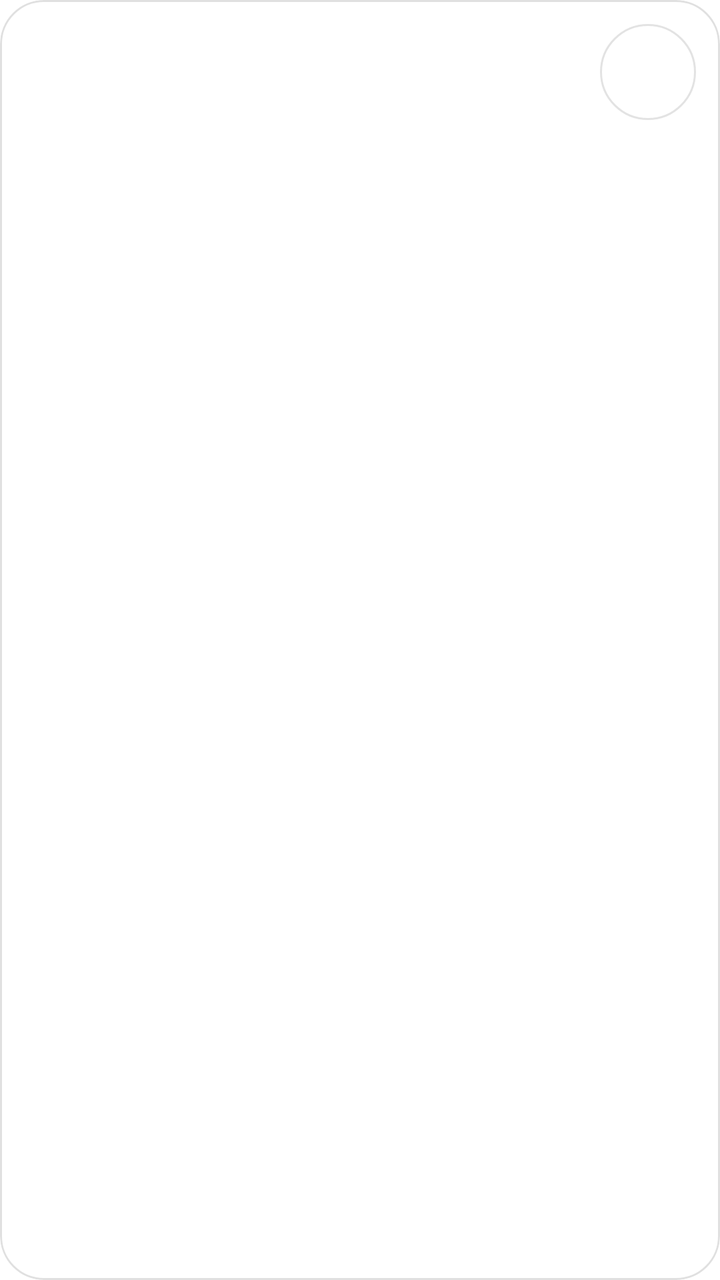
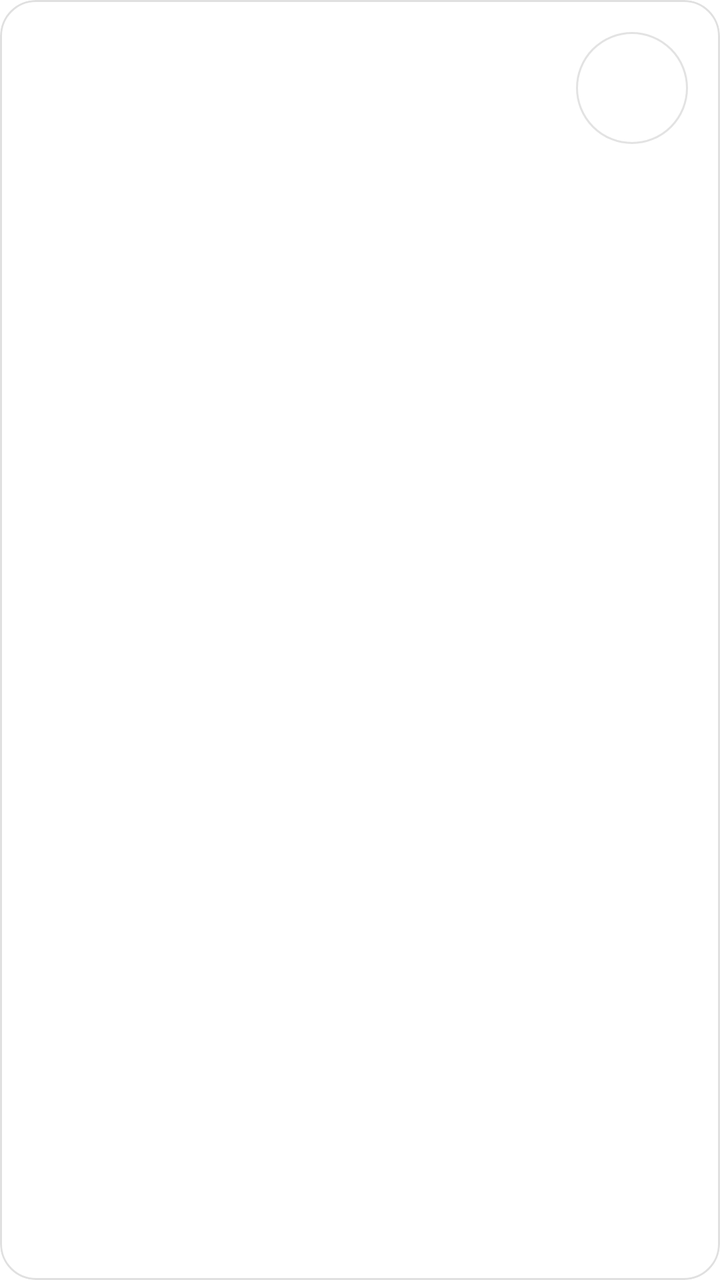

An Android layout rendered at two revisions. The XML below is the earlier revision; the diff shows what the commit changed to produce the second picture.
<!-- AndroidManifest.xml: application theme Theme.SeldiaMusic -->
<!-- res/layout/item_home_card.xml -->
<?xml version="1.0" encoding="utf-8"?>
<com.google.android.material.card.MaterialCardView xmlns:android="http://schemas.android.com/apk/res/android"
    xmlns:app="http://schemas.android.com/apk/res-auto"
    android:layout_width="152dp"
    android:layout_height="120dp"
    android:layout_marginEnd="10dp"
    android:clickable="true"
    android:focusable="true"
    app:cardBackgroundColor="@color/glass_card"
    app:cardCornerRadius="22dp"
    app:cardElevation="0dp"
    app:rippleColor="?attr/accentSoft"
    app:strokeColor="@color/glass_stroke"
    app:strokeWidth="1dp">

    <FrameLayout
        android:id="@+id/card_surface"
        android:layout_width="match_parent"
        android:layout_height="match_parent">

        <ImageView
            android:id="@+id/iv_icon"
            android:layout_width="48dp"
            android:layout_height="48dp"
            android:layout_gravity="top|end"
            android:layout_margin="12dp"
            android:alpha="0.92"
            android:background="@drawable/bg_glass_pill"
            android:contentDescription="@null"
            android:padding="10dp"
            android:tint="@android:color/white" />

        <LinearLayout
            android:layout_width="match_parent"
            android:layout_height="wrap_content"
            android:layout_gravity="bottom"
            android:orientation="vertical"
            android:padding="12dp">

            <TextView
                android:id="@+id/tv_title"
                android:layout_width="match_parent"
                android:layout_height="wrap_content"
                android:ellipsize="end"
                android:maxLines="1"
                android:textColor="@android:color/white"
                android:textSize="15sp"
                android:textStyle="bold" />

            <TextView
                android:id="@+id/tv_subtitle"
                android:layout_width="match_parent"
                android:layout_height="wrap_content"
                android:layout_marginTop="2dp"
                android:ellipsize="end"
                android:maxLines="1"
                android:textColor="#D9FFFFFF"
                android:textSize="12sp" />
        </LinearLayout>
    </FrameLayout>
</com.google.android.material.card.MaterialCardView>
<!-- resources referenced by this layout -->
<resources>
  <color name="glass_card">#E6FFFFFF</color>
  <color name="glass_stroke">#1F000000</color>
  <!-- drawable bg_glass_pill (drawable) -->
  <?xml version="1.0" encoding="utf-8"?>
  <shape xmlns:android="http://schemas.android.com/apk/res/android"
      android:shape="rectangle">
      <solid android:color="@color/glass_surface_high" />
      <corners android:radius="999dp" />
      <stroke
          android:width="1dp"
          android:color="@color/glass_stroke" />
  </shape>
  <color name="glass_surface_high">#F2FFFFFF</color>
  <color name="primary">#FF0033</color>
  <color name="on_primary">#FFFFFF</color>
  <color name="accent_secondary">#FF4D6D</color>
  <color name="surface">#FFFFFF</color>
  <color name="text_primary">#111827</color>
  <color name="background">#FFFFFF</color>
  <color name="text_secondary">#6B7280</color>
  <color name="accent_red">#FF0033</color>
  <color name="accent_red_soft">#33FF0033</color>
  <color name="accent_red_secondary">#FF4D6D</color>
  <color name="accent_red_dark">#C9002B</color>
  <color name="sidebar_bg">#F8FAFC</color>
  <style name="ThemeOverlay.SeldiaMusic.BottomSheetDialog" parent="ThemeOverlay.MaterialComponents.BottomSheetDialog">
          <item name="bottomSheetStyle">@style/Widget.SeldiaMusic.BottomSheet</item>
          <item name="android:windowIsFloating">false</item>
          <item name="android:navigationBarColor">@color/surface</item>
      </style>
  <style name="ThemeOverlay.SeldiaMusic.Dialog" parent="ThemeOverlay.MaterialComponents.MaterialAlertDialog">
          <item name="colorSurface">@color/surface_high</item>
          <item name="colorOnSurface">@color/text_primary</item>
          <item name="colorPrimary">?attr/accentPrimary</item>
      </style>
  <style name="Widget.SeldiaMusic.BottomSheet" parent="Widget.MaterialComponents.BottomSheet.Modal">
          <item name="backgroundTint">@android:color/transparent</item>
      </style>
  <color name="surface_high">#F1F5F9</color>
  <!-- unchanged entries left out for length: 1 -->
</resources>

<!-- the commit's change to res/layout/item_home_card.xml (unified diff, before → after) -->
@@ -1,13 +1,15 @@
 <?xml version="1.0" encoding="utf-8"?>
 <com.google.android.material.card.MaterialCardView xmlns:android="http://schemas.android.com/apk/res/android"
     xmlns:app="http://schemas.android.com/apk/res-auto"
-    android:layout_width="152dp"
-    android:layout_height="120dp"
-    android:layout_marginEnd="10dp"
+    android:layout_width="160dp"
+    android:layout_height="110dp"
+    android:layout_marginEnd="14dp"
     android:clickable="true"
     android:focusable="true"
+    android:focusableInTouchMode="false"
+    android:background="@drawable/bg_tv_focus_card"
     app:cardBackgroundColor="@color/glass_card"
-    app:cardCornerRadius="22dp"
+    app:cardCornerRadius="18dp"
     app:cardElevation="0dp"
     app:rippleColor="?attr/accentSoft"
     app:strokeColor="@color/glass_stroke"
@@ -20,14 +22,14 @@
 
         <ImageView
             android:id="@+id/iv_icon"
-            android:layout_width="48dp"
-            android:layout_height="48dp"
+            android:layout_width="56dp"
+            android:layout_height="56dp"
             android:layout_gravity="top|end"
-            android:layout_margin="12dp"
+            android:layout_margin="16dp"
             android:alpha="0.92"
             android:background="@drawable/bg_glass_pill"
             android:contentDescription="@null"
-            android:padding="10dp"
+            android:padding="13dp"
             android:tint="@android:color/white" />
 
         <LinearLayout
@@ -44,18 +46,18 @@
                 android:ellipsize="end"
                 android:maxLines="1"
                 android:textColor="@android:color/white"
-                android:textSize="15sp"
+                android:textSize="14sp"
                 android:textStyle="bold" />
 
             <TextView
                 android:id="@+id/tv_subtitle"
                 android:layout_width="match_parent"
                 android:layout_height="wrap_content"
-                android:layout_marginTop="2dp"
+                android:layout_marginTop="4dp"
                 android:ellipsize="end"
                 android:maxLines="1"
                 android:textColor="#D9FFFFFF"
-                android:textSize="12sp" />
+                android:textSize="11sp" />
         </LinearLayout>
     </FrameLayout>
 </com.google.android.material.card.MaterialCardView>
<!-- resource entries referenced after the edit -->
@@ -12,6 +12,63 @@
           android:width="1dp"
           android:color="@color/glass_stroke" />
   </shape>
+  <!-- drawable bg_tv_focus_card (drawable) -->
+  <?xml version="1.0" encoding="utf-8"?>
+  <selector xmlns:android="http://schemas.android.com/apk/res/android">
+      <item android:state_focused="true">
+          <layer-list>
+              <item>
+                  <shape android:shape="rectangle">
+                      <solid android:color="?attr/accentSoft" />
+                      <corners android:radius="26dp" />
+                  </shape>
+              </item>
+              <item>
+                  <shape android:shape="rectangle">
+                      <solid android:color="#40FFFFFF" />
+                      <corners android:radius="26dp" />
+                  </shape>
+              </item>
+              <item>
+                  <shape android:shape="rectangle">
+                      <solid android:color="@android:color/transparent" />
+                      <corners android:radius="26dp" />
+                      <stroke
+                          android:width="5dp"
+                          android:color="#FFFFFF" />
+                  </shape>
+              </item>
+              <item>
+                  <shape android:shape="rectangle">
+                      <solid android:color="@android:color/transparent" />
+                      <corners android:radius="26dp" />
+                      <stroke
+                          android:width="2dp"
+                          android:color="?attr/accentPrimary" />
+                  </shape>
+              </item>
+          </layer-list>
+      </item>
+      <item android:state_pressed="true">
+          <layer-list>
+              <item>
+                  <shape android:shape="rectangle">
+                      <solid android:color="#55FFFFFF" />
+                      <corners android:radius="26dp" />
+                  </shape>
+              </item>
+          </layer-list>
+      </item>
+      <item>
+          <layer-list>
+              <item>
+                  <shape android:shape="rectangle">
+                      <solid android:color="#00000000" />
+                  </shape>
+              </item>
+          </layer-list>
+      </item>
+  </selector>
   <color name="glass_surface_high">#F2FFFFFF</color>
   <color name="primary">#FF0033</color>
   <color name="on_primary">#FFFFFF</color>
